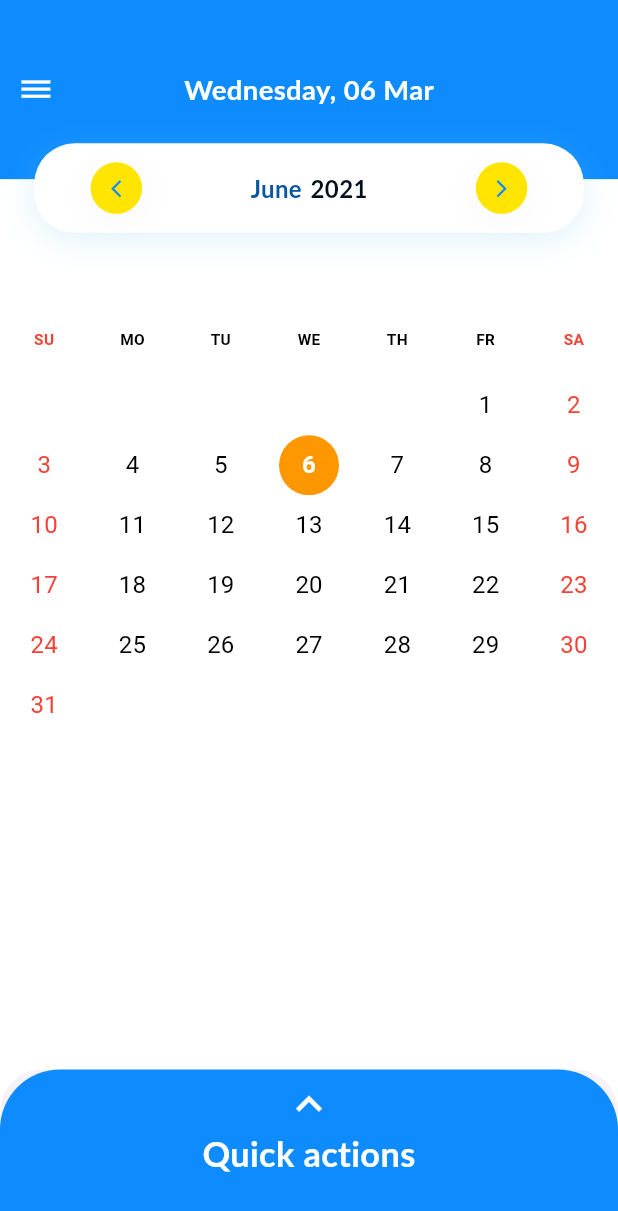
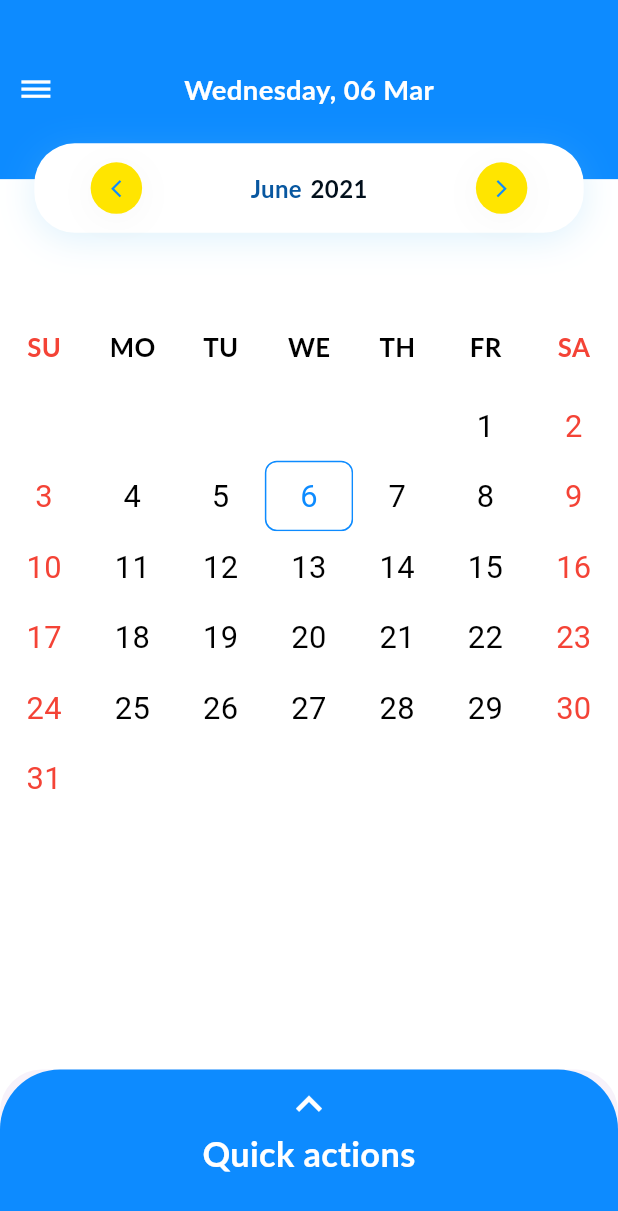
Before and after one commit to phongvtVHEC/cleaning_duty_project, a Flutter app: the HomeScreen screen opened by its route, on a phone screen of 412 x 824 dp. Shown: the top 1211 px of the screen. Run offline on Flutter 3.47's test engine with Material 3 defaults, Android fonts, the phone set to English and light mode, and no system bars; our stand-ins replace dio, equatable, flutter_bloc, flutter_dotenv, flutter_native_splash, flutter_screenutil and 5 more; accounts and stored records are empty; Roboto replaces fonts that are missing (DM Sans, Lato).

Commit message:
Edit UI for calendar

```diff
--- a/lib/feature/widget/Calendar/common_calendar.dart
+++ b/lib/feature/widget/Calendar/common_calendar.dart
@@ -1,3 +1,5 @@
+import 'package:cleaning_duty_project/core/colors/app_color.dart';
+import 'package:cleaning_duty_project/core/constants/constants.dart';
 import 'package:cleaning_duty_project/feature/blocs/home/home/home_bloc.dart';
 import 'package:cleaning_duty_project/feature/widget/Calendar/package/calendar_page.dart';
 import 'package:flutter/material.dart';
@@ -20,12 +22,17 @@ class CommonCalendar extends StatelessWidget {
       onSelected: print,
       backgroundColor: Colors.white,
       activeColor: Colors.orange,
-      textStyleDays:
-          const TextStyle(fontWeight: FontWeight.normal, color: Colors.black),
+      textStyleDays: TextStyle(
+          fontWeight: FontWeight.normal, color: Colors.black, fontSize: 18.sp),
       textStyleWeekDay: TextStyle(
-          fontWeight: FontWeight.bold, color: Colors.black, fontSize: 9.sp),
-      selectedStyle:
-          const TextStyle(fontWeight: FontWeight.bold, color: Colors.white),
+          fontWeight: FontWeight.bold,
+          color: Colors.black,
+          fontSize: 15.sp,
+          fontFamily: Constants.app_font_Lato),
+      selectedStyle: TextStyle(
+          fontWeight: FontWeight.normal,
+          color: AppColor.colorFont0D8BFF,
+          fontSize: 18.sp),
     );
   }
 }
--- a/lib/feature/widget/Calendar/package/models/day.dart
+++ b/lib/feature/widget/Calendar/package/models/day.dart
@@ -4,6 +4,7 @@ class Day {
   final int? value;
   final int? weekDay;
   final Date? date;
+  final DateTime? dateTime;
 
   @override
   String toString() => value == 0 ? "" : "$value";
@@ -12,7 +13,8 @@ class Day {
 
   bool get isWeekend => weekDay == 0 || weekDay == 6;
 
-  Day({this.date, this.value, this.weekDay});
+  Day({this.date, this.value, this.weekDay})
+      : dateTime = date != null ? DateTime.now() : null;
 
   @override
   int get hashCode => date.hashCode;
--- a/lib/feature/widget/Calendar/package/widgets/calendar_widget.dart
+++ b/lib/feature/widget/Calendar/package/widgets/calendar_widget.dart
@@ -75,6 +75,7 @@ class _CalendarWidgetState extends State<CalendarWidget> {
                   .map((week) => TableRow(
                       children: week
                           .map((day) => DayWidget(
+                                date: day.dateTime,
                                 day: day,
                                 isSelected: daySelected == day,
                                 style: daySelected == day
@@ -85,7 +86,8 @@ class _CalendarWidgetState extends State<CalendarWidget> {
                                             // color: widget.textStyleDays!.color!
                                             //     .withOpacity(
                                             //         widget.weekendOpacity!))
-                                            color: Colors.red)
+                                            color: Colors.red,
+                                          )
                                         : widget.textStyleDays,
                                 activeColor: widget.activeColor,
                                 backgroundColor: widget.backgroundColor,
--- a/lib/feature/widget/Calendar/package/widgets/day_widget.dart
+++ b/lib/feature/widget/Calendar/package/widgets/day_widget.dart
@@ -3,6 +3,7 @@ import 'package:flutter/material.dart';
 
 class DayWidget extends StatelessWidget {
   final Day? day;
+  final DateTime? date;
   final TextStyle? style;
   final Color? activeColor;
   final Color? backgroundColor;
@@ -18,19 +19,40 @@ class DayWidget extends StatelessWidget {
       this.activeColor,
       this.isSelected = false,
       this.radius = 20,
-      this.backgroundColor})
+      this.backgroundColor,
+      this.date})
       : super(key: key);
 
   @override
   Widget build(BuildContext context) {
+    final bool isCurrentDay = day!.value == date!.day;
+    final bool isCurrentMonth = day!.date!.month == date!.month;
+    final bool isCurrentYear = day!.date!.year == date!.year;
+
     return GestureDetector(
       onTap: day!.value == 0 ? null : onTap as void Function()?,
-      child: CircleAvatar(
-        radius: radius,
-        backgroundColor: isSelected ? activeColor : backgroundColor,
+      child: Container(
+        decoration: BoxDecoration(
+          color: Colors.white,
+          borderRadius: BorderRadius.circular(8),
+          border: Border.all(
+            color: isSelected
+                ? const Color(0xFF0D8BFF)
+                : (backgroundColor ?? Colors.transparent),
+          ),
+        ),
+        padding: const EdgeInsets.all(8),
         child: Text(
           day!.label,
-          style: style,
+          textAlign: TextAlign.center,
+          style:
+              (isCurrentDay && isCurrentMonth && isCurrentYear) && !isSelected
+                  ? (style!.copyWith(
+                      decoration: TextDecoration.underline,
+                      decorationColor: const Color(0xFFFFC700),
+                      decorationThickness: 2.0,
+                    ))
+                  : style,
         ),
       ),
     );
```
